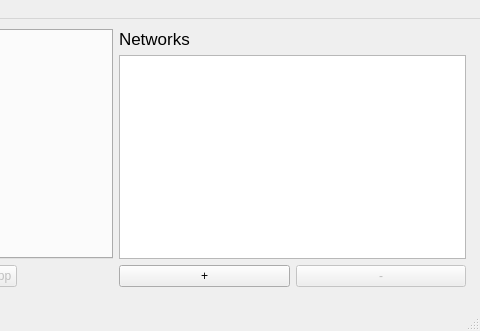
First picture: the form in src/gui/qt/mainwindow.ui, repository mit-spbau-ru/Syrop, before the edit; both pictures show x 245 to 725 and y 0 to 331 of the 725 by 331 pixel window.
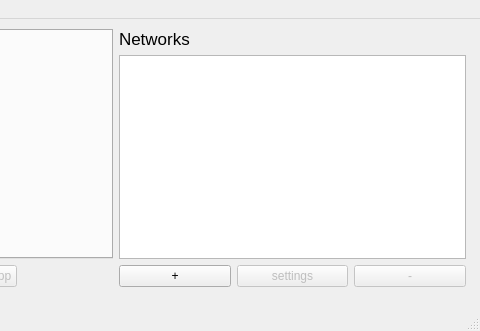
Second picture: the form after the edit.

Diff of the .ui file:
```diff
--- a/src/gui/qt/mainwindow.ui
+++ b/src/gui/qt/mainwindow.ui
@@ -148,6 +148,16 @@
            </property>
           </widget>
          </item>
+         <item>
+          <widget class="QPushButton" name="pushButtonNetworkSettings">
+           <property name="enabled">
+            <bool>false</bool>
+           </property>
+           <property name="text">
+            <string>settings</string>
+           </property>
+          </widget>
+         </item>
          <item>
           <widget class="QPushButton" name="pushButtonNetworkRemove">
            <property name="enabled">
```
